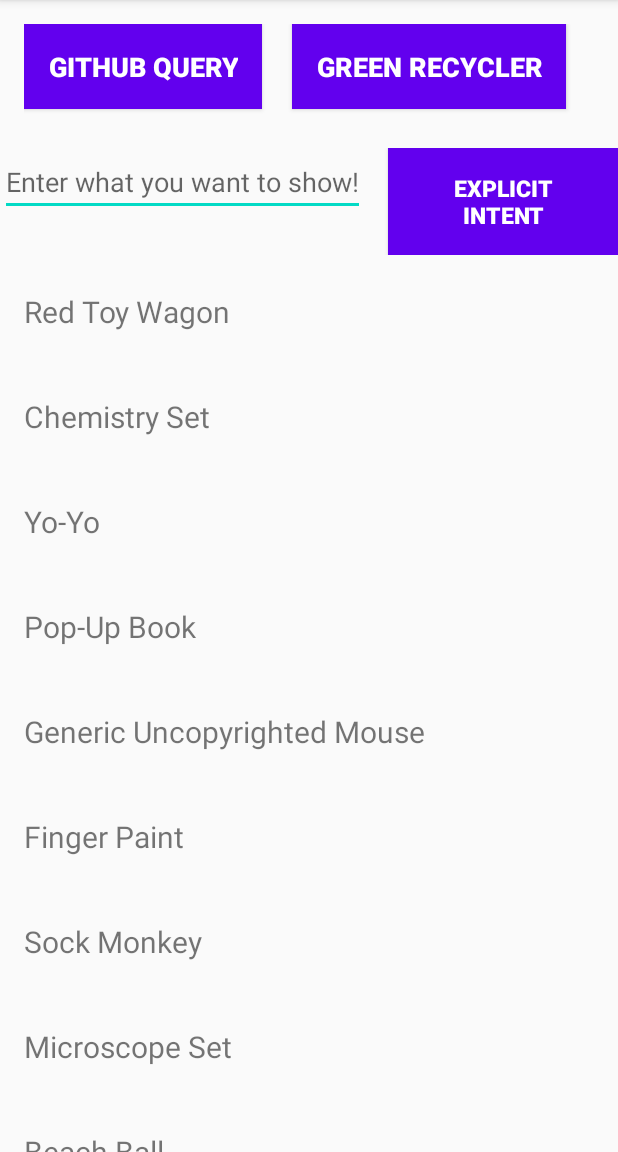
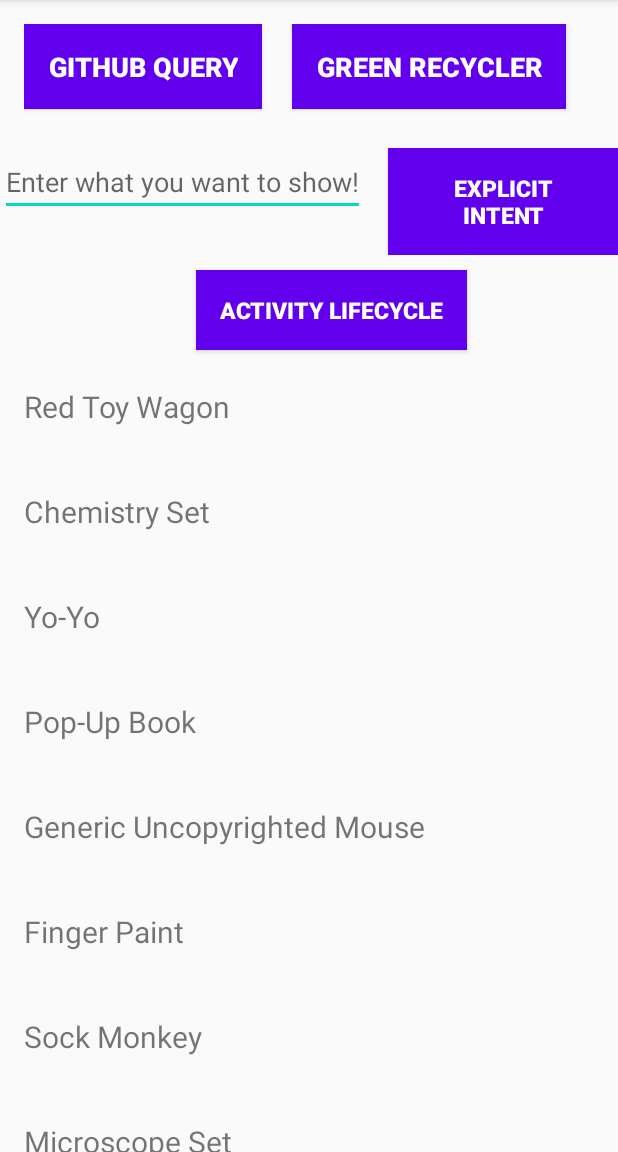
Before and after one commit to prateekcode/FavoriteToys, an Android app: the screen it shows after launch (MainActivity), on a phone screen of 412 x 824 dp, the part 84-1236 px from its top. Run offline under Robolectric (Android 15) with nearby library versions, the phone set to English and light mode, and no system bars.

Commit message:
Commit 1

```diff
--- a/app/src/main/AndroidManifest.xml
+++ b/app/src/main/AndroidManifest.xml
@@ -11,7 +11,8 @@
         android:roundIcon="@mipmap/ic_launcher_round"
         android:supportsRtl="true"
         android:theme="@style/AppTheme">
-        <activity android:name=".ChildActivity"></activity>
+        <activity android:name=".LifecycleActivity"></activity>
+        <activity android:name=".ChildActivity" />
         <activity android:name=".RecyclerActivity" />
         <activity android:name=".GithubActivity" />
         <activity android:name=".MainActivity">
--- a/app/src/main/java/com/androidmonk/favoritetoys/ChildActivity.java
+++ b/app/src/main/java/com/androidmonk/favoritetoys/ChildActivity.java
@@ -45,6 +45,7 @@ public class ChildActivity extends AppCompatActivity {
         Uri addressUri = builder.build();
         showMap(addressUri);
 
+
         Toast.makeText(this, "Open Location in Map", Toast.LENGTH_SHORT).show();
     }
 
--- a/app/src/main/java/com/androidmonk/favoritetoys/MainActivity.java
+++ b/app/src/main/java/com/androidmonk/favoritetoys/MainActivity.java
@@ -14,7 +14,7 @@ public class MainActivity extends AppCompatActivity {
 
     private TextView mToysListTextView;
     private EditText mEntryText;
-    private Button mOpenGithubProject, mOpenRecyclerView, mDoExplicit;
+    private Button mOpenGithubProject, mOpenRecyclerView, mDoExplicit, mLifecycleAndroid;
 
     @Override
     protected void onCreate(Bundle savedInstanceState) {
@@ -52,6 +52,15 @@ public class MainActivity extends AppCompatActivity {
             }
         });
 
+        mLifecycleAndroid = findViewById(R.id.open_android_lifecycle);
+        mLifecycleAndroid.setOnClickListener(new View.OnClickListener() {
+            @Override
+            public void onClick(View v) {
+                Intent intent = new Intent(MainActivity.this, LifecycleActivity.class);
+                startActivity(intent);
+            }
+        });
+
         String[] toyNames = ToyBox.getToyNames();
 
         for (String toyName : toyNames){
--- a/app/src/main/res/layout/activity_main.xml
+++ b/app/src/main/res/layout/activity_main.xml
@@ -75,6 +75,21 @@
     </LinearLayout>
 
 
+    <Button
+        android:id="@+id/open_android_lifecycle"
+        android:layout_width="wrap_content"
+        android:layout_height="wrap_content"
+        android:background="@color/colorPrimary"
+        android:layout_marginTop="10dp"
+        android:layout_marginLeft="15dp"
+        android:padding="16dp"
+        android:layout_gravity="center"
+        android:text="Activity Lifecycle"
+        android:textColor="@android:color/white"
+        android:textSize="15sp"
+        android:textStyle="bold" />
+
+
 
     <ScrollView
 
```
Also changed, not shown: app/src/main/java/com/androidmonk/favoritetoys/LifecycleActivity.java (added, +119 -0 lines), app/src/main/res/layout/activity_lifecycle.xml (added, +29 -0 lines), app/src/main/res/values/strings.xml (line endings or trailing spaces).
